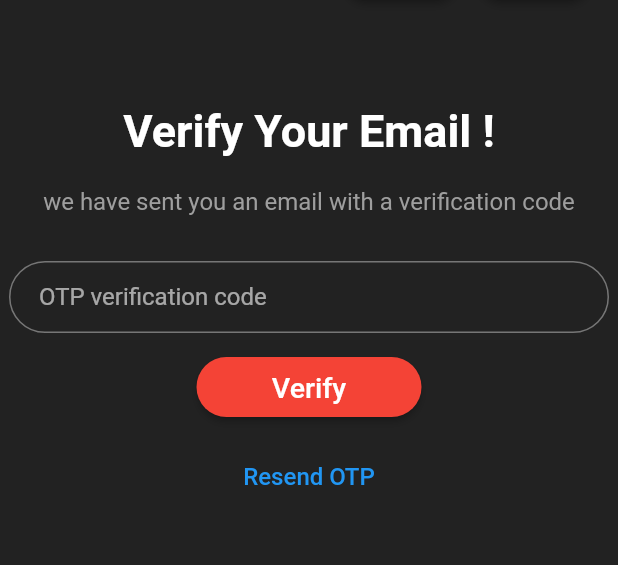
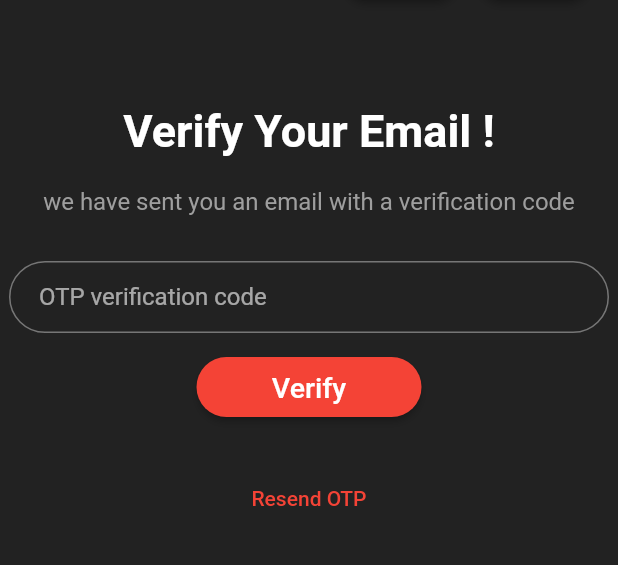
Before and after one commit to markyasser/Music-Player, a Flutter app: the VerifyOTP screen opened directly with empty values, on a phone screen of 412 x 824 dp, the part 69-634 px from its top. Run offline on Flutter 3.47's test engine with Material 2 defaults, Android fonts, the phone set to English and light mode, and no system bars; our stand-ins replace audio_video_progress_bar, bloc, dio, file_picker, flutter_bloc, image_picker and 4 more; accounts and stored records are empty.

Commit message:
resend otp

```diff
--- a/Cross Platform/music_player/lib/app_router.dart
+++ b/Cross Platform/music_player/lib/app_router.dart
@@ -61,11 +61,13 @@ class AppRouter {
                   child: const Login(),
                 ));
       case verifyOTPRoute:
-        String userId = settings.arguments as String;
+        Map<String, dynamic> args = settings.arguments as Map<String, dynamic>;
+        String email = args['email'];
+        String id = args['id'];
         return MaterialPageRoute(
             builder: (_) => BlocProvider.value(
                   value: authCubit,
-                  child: VerifyOTP(userId: userId),
+                  child: VerifyOTP(userId: id, email: email),
                 ));
       case signupRoute:
         return MaterialPageRoute(
--- a/Cross Platform/music_player/lib/business_logic/auth/auth_state.dart
+++ b/Cross Platform/music_player/lib/business_logic/auth/auth_state.dart
@@ -12,7 +12,8 @@ class SignUpFailed extends AuthState {
 
 class SignUpSuccessfully extends AuthState {
   final String id;
-  SignUpSuccessfully(this.id);
+  final String email;
+  SignUpSuccessfully(this.id, this.email);
 }
 
 class SignUpLoading extends AuthState {}
@@ -24,6 +25,15 @@ class VerifyOTPLoading extends AuthState {}
 class VerifyOTPFailed extends AuthState {
   final String errorMessage;
   VerifyOTPFailed(this.errorMessage);
+}
+
+class ResendOTPSuccessfully extends AuthState {}
+
+class ResendOTPLoading extends AuthState {}
+
+class ResendOTPFailed extends AuthState {
+  final String errorMessage;
+  ResendOTPFailed(this.errorMessage);
 }
 
 class LoginFailed extends AuthState {
--- a/Cross Platform/music_player/lib/presentation/screens/auth/verifyOTP.dart
+++ b/Cross Platform/music_player/lib/presentation/screens/auth/verifyOTP.dart
@@ -4,13 +4,14 @@ import 'package:music_player/presentation/widgets/navbar.dart';
 
 class VerifyOTP extends StatelessWidget {
   final String userId;
-  const VerifyOTP({super.key, required this.userId});
+  final String email;
+  const VerifyOTP({super.key, required this.userId, required this.email});
 
   @override
   Widget build(BuildContext context) {
     return Scaffold(
       appBar: AppBar(title: const NavBar()),
-      body: VerifyOTPWidget(userId: userId),
+      body: VerifyOTPWidget(userId: userId, email: email),
     );
   }
 }
--- a/Cross Platform/music_player/lib/presentation/widgets/auth/signup.dart
+++ b/Cross Platform/music_player/lib/presentation/widgets/auth/signup.dart
@@ -129,7 +129,10 @@ class _SignUpWidgetState extends State<SignUpWidget> {
         if (state is SignUpSuccessfully) {
           // Navigator.of(context).pushReplacementNamed(homePageRoute);
           Navigator.of(context)
-              .pushReplacementNamed(verifyOTPRoute, arguments: state.id);
+              .pushReplacementNamed(verifyOTPRoute, arguments: {
+            'id': state.id,
+            'email': state.email,
+          });
         }
       },
       child: signupBody(),
--- a/Cross Platform/music_player/lib/presentation/widgets/auth/veridyOTP.dart
+++ b/Cross Platform/music_player/lib/presentation/widgets/auth/veridyOTP.dart
@@ -5,7 +5,8 @@ import 'package:music_player/constants/strings.dart';
 
 class VerifyOTPWidget extends StatefulWidget {
   String userId;
-  VerifyOTPWidget({super.key, required this.userId});
+  String email;
+  VerifyOTPWidget({super.key, required this.userId, required this.email});
 
   @override
   State<VerifyOTPWidget> createState() => _VerifyOTPWidgetState();
@@ -72,12 +73,36 @@ class _VerifyOTPWidgetState extends State<VerifyOTPWidget> {
               ),
             ),
           ),
-          const SizedBox(height: 16),
-          TextButton(
-            onPressed: () {
-              // resend otp
-            },
-            child: const Text('Resend OTP', style: TextStyle(fontSize: 16)),
+          const SizedBox(height: 30),
+          Row(
+            mainAxisAlignment: MainAxisAlignment.center,
+            crossAxisAlignment: CrossAxisAlignment.center,
+            children: [
+              TextButton(
+                onPressed: () {
+                  // resend otp
+                  BlocProvider.of<AuthCubit>(context)
+                      .resendOTPverification(widget.userId, widget.email);
+                },
+                child: const Text('Resend OTP',
+                    style: TextStyle(fontSize: 14, color: Colors.red)),
+              ),
+              BlocBuilder<AuthCubit, AuthState>(
+                builder: (context, state) {
+                  if (state is ResendOTPLoading) {
+                    return const SizedBox(
+                      width: 18,
+                      height: 18,
+                      child: CircularProgressIndicator(
+                        strokeWidth: 2,
+                        color: Colors.red,
+                      ),
+                    );
+                  }
+                  return Container();
+                },
+              )
+            ],
           )
         ],
       ),
```
Also changed, not shown: Cross Platform/music_player/lib/business_logic/auth/auth_cubit.dart (+15 -1 lines), Cross Platform/music_player/lib/data/repository/auth_repo.dart (+16 -1 lines), Cross Platform/music_player/lib/data/web_services/auth_webservices.dart (+13 -0 lines), 3 other files.
